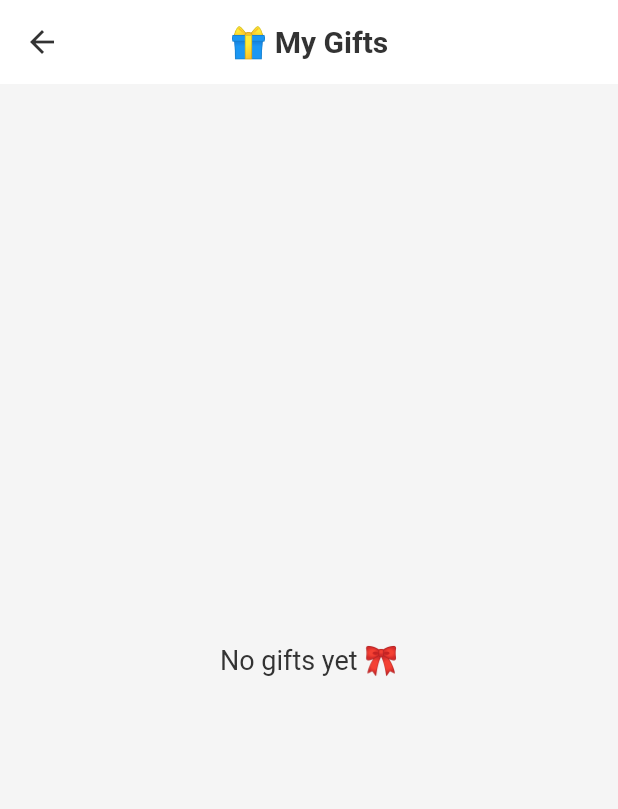
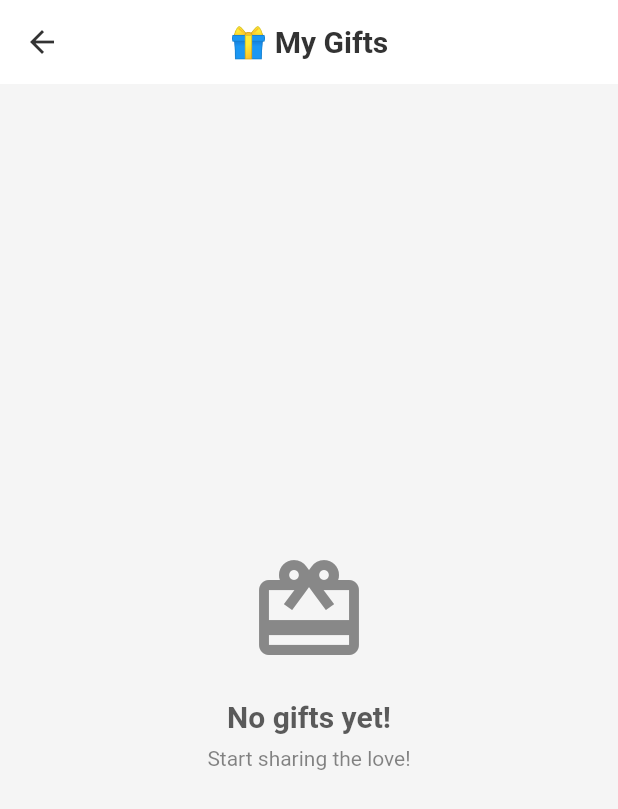
Before and after one commit to Phly101/grabber_app, a Flutter app: the GiftsPage screen opened by its route, on a phone screen of 412 x 824 dp. Shown: the top 809 px of the screen. Run offline on Flutter 3.47's test engine with Material 3 defaults, Android fonts, the phone set to English and light mode, and no system bars; our stand-ins replace animated_splash_screen, badges, bloc, cached_network_image, carousel_slider, cloud_firestore and 14 more; missing offline and left inert: bottom_navbar_with_indicator; accounts and stored records are empty.

Commit message:
make the ui of the send gift

```diff
--- a/lib/UI/gift/gift_page.dart
+++ b/lib/UI/gift/gift_page.dart
@@ -1,7 +1,8 @@
 import "package:flutter/material.dart";
 import "package:flutter_bloc/flutter_bloc.dart";
 import "package:grabber_app/Services/sendGift/Bloc/send_gift_bloc.dart";
-import "package:grabber_app/UI/gift/gift_card.dart";
+import "package:grabber_app/Theme/theme.dart";
+import "package:grabber_app/UI/gift/widgets/gift_card.dart";
 
 class GiftsPage extends StatefulWidget {
   const GiftsPage({super.key});
@@ -15,73 +16,127 @@ class _GiftsPageState extends State<GiftsPage> {
   void initState() {
     super.initState();
 
-    // Debug: check if bloc instance is consistent
     final bloc = context.read<GiftBloc>();
-    print("GiftBloc hash in initState: ${bloc.hashCode}");
 
     final currentUserId = bloc.sendGiftService.authProvider.currentUser?.uid;
     if (currentUserId != null) {
-      print("Listening to gifts for user: $currentUserId");
       bloc.add(ListenToGifts(currentUserId));
-    } else {
-      print("⚠️ No current user found!");
-    }
+    } else {}
   }
 
   @override
   Widget build(BuildContext context) {
     return Scaffold(
       appBar: AppBar(
-        title: const Text("🎁 My Gifts"),
+        title: Text(
+          "🎁 My Gifts",
+          style: Theme.of(context).appBarTheme.titleTextStyle,
+        ),
         centerTitle: true,
+        backgroundColor: Theme.of(context).appBarTheme.backgroundColor,
+        foregroundColor: Theme.of(context).appBarTheme.foregroundColor,
+        elevation: Theme.of(context).appBarTheme.elevation,
       ),
       body: BlocBuilder<GiftBloc, SendGiftState>(
-        buildWhen: (previous, current) {
-          print("📦 Rebuilding GiftsPage with state: $current");
-          return true; // Always rebuild (for now)
-        },
         builder: (context, state) {
-          print("GiftBloc hash in builder: ${context.read<GiftBloc>().hashCode}");
-          print("🧱 Current state type: ${state.runtimeType}");
-
           if (state is GiftLoading) {
             return const Center(child: CircularProgressIndicator());
           } else if (state is GiftStreamUpdated) {
             final gifts = state.gifts;
-            print("🎁 Received ${gifts.length} gifts");
 
             if (gifts.isEmpty) {
-              return const Center(
-                child: Text(
-                  "No gifts yet 🎀",
-                  style: TextStyle(fontSize: 18),
+              return Center(
+                child: Column(
+                  mainAxisAlignment: MainAxisAlignment.center,
+                  children: [
+                    const Icon(
+                      Icons.card_giftcard,
+                      size: 80,
+                      color: AppColors.mediumGrey,
+                    ),
+                    const SizedBox(height: 20),
+                    Text(
+                      "No gifts yet!",
+                      style: Theme.of(context).textTheme.titleLarge?.copyWith(
+                        color: Theme.of(
+                          context,
+                        ).colorScheme.onSurface.withValues(alpha: 0.8),
+                      ),
+                    ),
+                    const SizedBox(height: 8),
+                    Text(
+                      "Start sharing the love!",
+                      style: Theme.of(context).textTheme.bodyMedium?.copyWith(
+                        color: Theme.of(
+                          context,
+                        ).colorScheme.onSurface.withValues(alpha: 0.6),
+                      ),
+                    ),
+                  ],
                 ),
               );
             }
 
             return ListView.builder(
-              padding: const EdgeInsets.all(12),
+              padding: const EdgeInsets.symmetric(vertical: 12),
               itemCount: gifts.length,
               itemBuilder: (context, index) {
                 final gift = gifts[index];
-                print("Gift[$index] -> ${gift.senderName} (${gift.items.length} items)");
                 return GiftCard(gift: gift);
               },
             );
           } else if (state is GiftError) {
-            print("❌ Error: ${state.message}");
             return Center(
-              child: Text(
-                state.message,
-                style: const TextStyle(color: Colors.red),
+              child: Column(
+                mainAxisAlignment: MainAxisAlignment.center,
+                children: [
+                  Icon(
+                    Icons.error_outline,
+                    size: 80,
+                    color: Theme.of(context).colorScheme.error,
+                  ),
+                  const SizedBox(height: 20),
+                  Text(
+                    "Error loading gifts:",
+                    style: Theme.of(context).textTheme.titleLarge?.copyWith(
+                      color: Theme.of(context).colorScheme.error,
+                    ),
+                  ),
+                  const SizedBox(height: 8),
+                  Text(
+                    state.message,
+                    textAlign: TextAlign.center,
+                    style: Theme.of(context).textTheme.bodyMedium?.copyWith(
+                      color: Theme.of(
+                        context,
+                      ).colorScheme.onSurface.withValues(alpha: 0.7),
+                    ),
+                  ),
+                ],
               ),
             );
           }
 
-          return const Center(
-            child: Text(
-              "Loading gifts...",
-              style: TextStyle(fontSize: 16),
+          // Initial state or unexpected state
+          return Center(
+            child: Column(
+              mainAxisAlignment: MainAxisAlignment.center,
+              children: [
+                CircularProgressIndicator(
+                  valueColor: AlwaysStoppedAnimation<Color>(
+                    Theme.of(context).primaryColor,
+                  ),
+                ),
+                const SizedBox(height: 20),
+                Text(
+                  "Preparing your gifts...",
+                  style: Theme.of(context).textTheme.bodyLarge?.copyWith(
+                    color: Theme.of(
+                      context,
+                    ).colorScheme.onSurface.withValues(alpha: 0.8),
+                  ),
+                ),
+              ],
             ),
           );
         },
--- a/lib/main.dart
+++ b/lib/main.dart
@@ -16,7 +16,7 @@ import "package:grabber_app/Services/Users/user_services.dart";
 import "package:grabber_app/Services/sendGift/Bloc/send_gift_bloc.dart";
 import "package:grabber_app/Services/sendGift/Service/gift_listener_service.dart";
 import "package:grabber_app/Services/sendGift/Service/send_gift_service.dart";
-import "package:grabber_app/UI/gift/gift_details_page.dart";
+import "package:grabber_app/UI/gift/widgets/gift_details_page.dart";
 import "package:grabber_app/UI/gift/gift_page.dart";
 
 import "Services/Authentication/auth_service.dart";
```
Also changed, not shown: lib/UI/gift/gift_card.dart (deleted, +0 -67 lines), lib/UI/gift/gift_details_page.dart (deleted, +0 -80 lines), lib/UI/gift/widgets/build_info_tile.dart (added, +53 -0 lines), lib/UI/gift/widgets/content_of_details_page.dart (added, +96 -0 lines), lib/UI/gift/widgets/gift_card.dart (added, +92 -0 lines), lib/UI/gift/widgets/gift_details_page.dart (added, +91 -0 lines).
